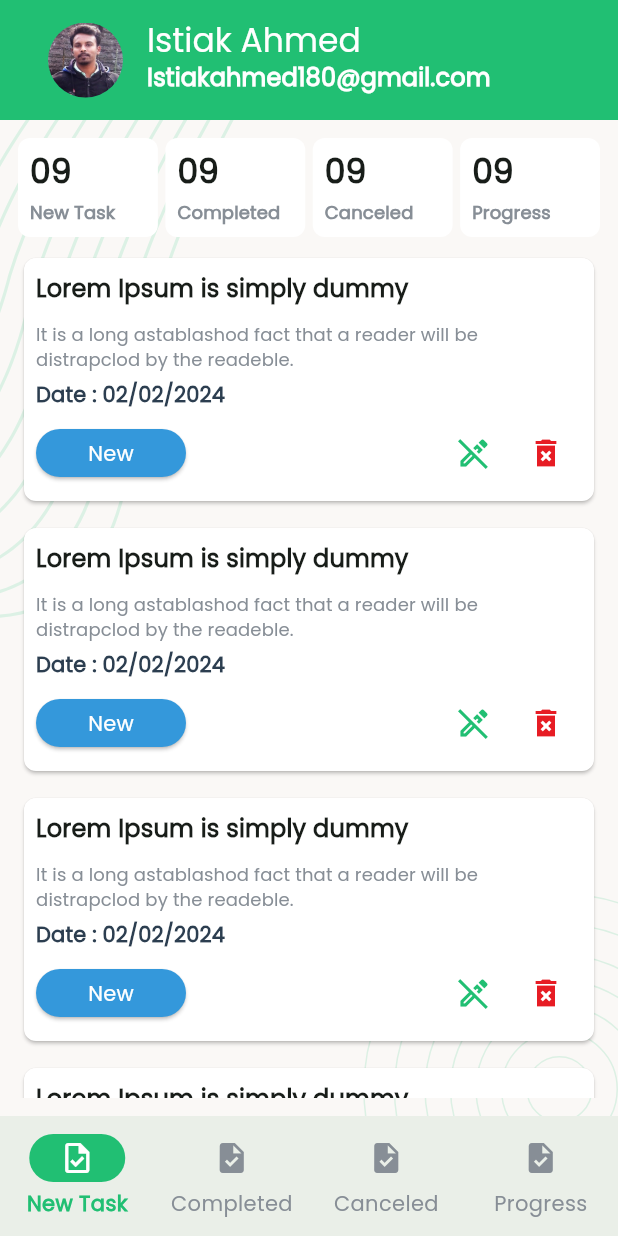
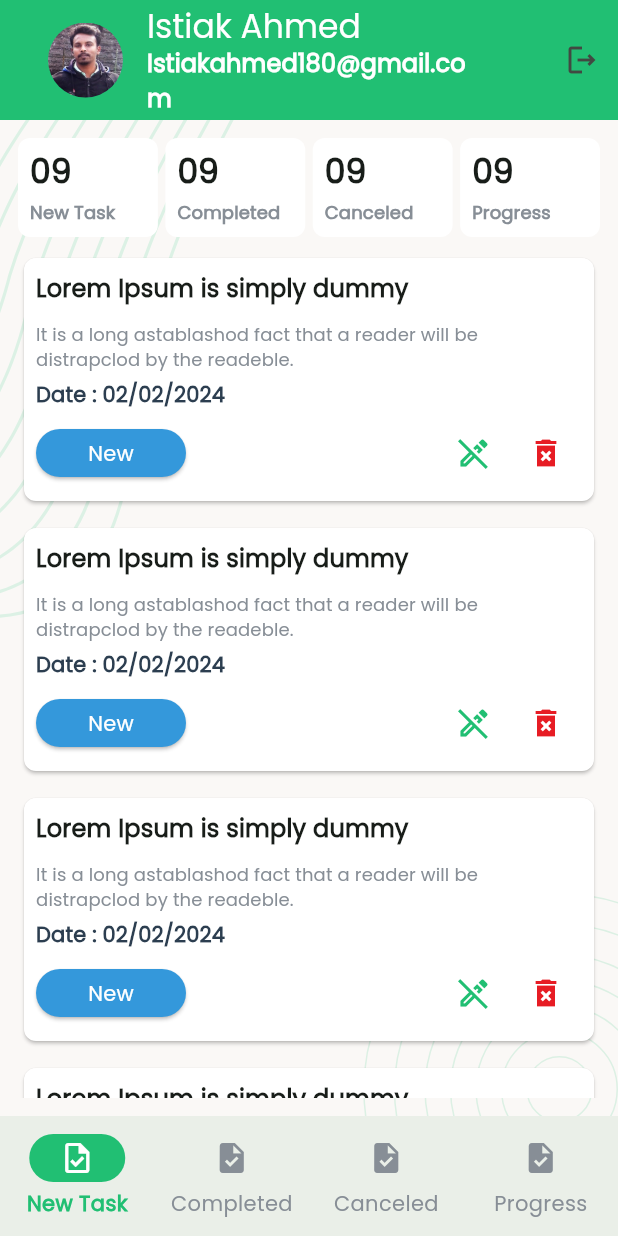
Before and after one commit to Istiakahmed180/tast_management_flutter, a Flutter app: the HomeScreen screen opened by its route, on a phone screen of 412 x 824 dp. Run offline on Flutter 3.47's test engine with Material 3 defaults, Android fonts, the phone set to English and light mode, and no system bars; our stand-ins replace flutter_svg, get, pin_code_fields, shared_preferences; accounts and stored records are empty.

Commit message:
Logout button added complete

```diff
--- a/lib/screens/home/view/home_screen.dart
+++ b/lib/screens/home/view/home_screen.dart
@@ -1,10 +1,12 @@
 import 'package:flutter/material.dart';
+import 'package:get/get.dart';
 import 'package:task_management/constants/app_colors.dart';
 import 'package:task_management/constants/assets_path.dart';
 import 'package:task_management/screens/canceled/view/canceled_screen.dart';
 import 'package:task_management/screens/completed/view/completed_screen.dart';
 import 'package:task_management/screens/new_task/view/new_task_screen.dart';
 import 'package:task_management/screens/progress/view/progress_screen.dart';
+import 'package:task_management/screens/sign_in/controller/sign_in_controller.dart';
 
 class HomeScreen extends StatefulWidget {
   const HomeScreen({super.key});
@@ -14,6 +16,7 @@ class HomeScreen extends StatefulWidget {
 }
 
 class _HomeScreenState extends State<HomeScreen> {
+  final SignInController signInController = Get.put(SignInController());
   int currentIndex = 0;
 
   final pages = [
@@ -83,6 +86,9 @@ class _HomeScreenState extends State<HomeScreen> {
           backgroundImage: AssetImage(AssetsPath.avater),
         ),
       ),
+      actions: [
+        IconButton(onPressed: () {}, icon: const Icon(Icons.logout_outlined))
+      ],
     );
   }
 }
```
